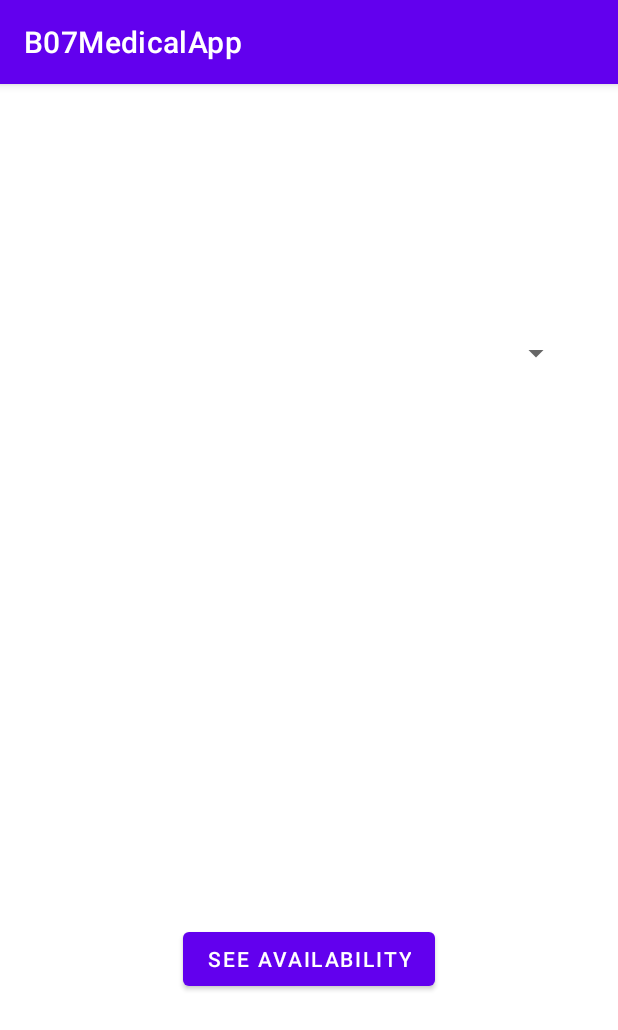
After one commit to RohanDey02/B07MedicalApp, an Android app: the ListSchedule screen opened directly, with no data from a screen before it, on a phone screen of 412 x 824 dp. The commit adds this screen. Shown: the top 1030 px of the screen. Run offline under Robolectric (Android 15) with nearby library versions, the phone set to English and light mode, and no system bars; our stand-ins replace Firebase (no records; nobody signed in at launch, a user with empty details on screens opened directly); Roboto replaces fonts that are not available here; 2 statements that could not run were skipped.

Commit message:
Added schedule and availability functionality.

```diff
--- /dev/null
+++ b/app/src/main/java/com/example/b07medicalapp/ListSchedule.java
@@ -0,0 +1,82 @@
+package com.example.b07medicalapp;
+
+import androidx.appcompat.app.AppCompatActivity;
+
+import android.content.Intent;
+import android.content.SharedPreferences;
+import android.os.Bundle;
+import android.util.Log;
+import android.view.View;
+import android.widget.ArrayAdapter;
+import android.widget.Spinner;
+
+import com.google.firebase.database.DataSnapshot;
+import com.google.firebase.database.DatabaseError;
+import com.google.firebase.database.DatabaseReference;
+import com.google.firebase.database.FirebaseDatabase;
+import com.google.firebase.database.ValueEventListener;
+
+import java.util.HashMap;
+import java.util.Map;
+
+public class ListSchedule extends AppCompatActivity {
+    private HashMap<String, String> appointments;
+
+    @Override
+    protected void onCreate(Bundle savedInstanceState) {
+        super.onCreate(savedInstanceState);
+        setContentView(R.layout.activity_list_schedule);
+
+
+        DatabaseReference ref = FirebaseDatabase.getInstance("https://b07projectdatabase-default-rtdb.firebaseio.com/").getReference("doctors");
+        SharedPreferences p = getSharedPreferences("current_user_info", 0);
+        String username = p.getString("username", "");
+        Log.i("test", username);
+        ValueEventListener listener = new ValueEventListener() {
+
+            @Override
+            public void onDataChange(DataSnapshot dataSnapshot) {
+                Log.i("test", "reading");
+                for (DataSnapshot snapshot : dataSnapshot.getChildren()) {
+                    Doctor doctor = snapshot.getValue(Doctor.class);
+                    Log.i("test", doctor.toString());
+                    if (doctor.getUsername().equals(username)) {
+                        appointments = (HashMap<String, String>) doctor.getAvailability();
+                        Log.i("test", "none" + appointments.toString());
+                        break;
+                    }
+                }
+                setList();
+            }
+
+            @Override
+            public void onCancelled(DatabaseError databaseError) {
+            }
+        };
+        ref.addValueEventListener(listener);
+    }
+
+    public void setList() {
+        HashMap<String, String> schedule = new HashMap<String, String>();
+        for (Map.Entry<String, String> entry : appointments.entrySet()) {
+            if (!(entry.getValue().equals(""))) {
+                schedule.put(entry.getKey(), entry.getValue());
+            }
+        }
+        String[] spinnerArray = new String[schedule.size()];
+        int i = 0;
+        for (Map.Entry<String, String> entry : schedule.entrySet()) {
+            spinnerArray[i] = entry.getKey() + ", " + entry.getValue();
+            i++;
+        }
+        Spinner sp = (Spinner) findViewById(R.id.spinner3);
+        ArrayAdapter<String> adapter = new ArrayAdapter<String>(ListSchedule.this, android.R.layout.simple_spinner_item, spinnerArray);
+        adapter.setDropDownViewResource(android.R.layout.simple_spinner_dropdown_item);
+        sp.setAdapter(adapter);
+    }
+
+    public void availability(View view) {
+        Intent intent = new Intent(this, ListAvailability.class);
+        startActivity(intent);
+    }
+}
--- a/app/src/main/java/com/example/b07medicalapp/SignUpActivity.java
+++ b/app/src/main/java/com/example/b07medicalapp/SignUpActivity.java
@@ -44,7 +44,10 @@ public class SignUpActivity extends AppCompatActivity {
                     etUserName.getText().toString(),
                     etPassword.getText().toString(),
                     etFirstName.getText().toString(),
-                    etLastName.getText().toString());
+                    etLastName.getText().toString(),
+                // V. Benny added this line to work on list appointment. Must change.
+                        "m"
+                );
 
                 if (account.firstName.isEmpty()){
                     etFirstName.setError("first name is empty");
--- /dev/null
+++ b/app/src/main/res/layout/activity_list_schedule.xml
@@ -0,0 +1,28 @@
+<?xml version="1.0" encoding="utf-8"?>
+<androidx.constraintlayout.widget.ConstraintLayout xmlns:android="http://schemas.android.com/apk/res/android"
+    xmlns:app="http://schemas.android.com/apk/res-auto"
+    xmlns:tools="http://schemas.android.com/tools"
+    android:layout_width="match_parent"
+    android:layout_height="match_parent"
+    tools:context=".ListAvailability">
+
+    <Spinner
+        android:id="@+id/spinner3"
+        android:layout_width="381dp"
+        android:layout_height="119dp"
+        android:layout_marginTop="120dp"
+        app:layout_constraintTop_toTopOf="parent"
+        tools:layout_editor_absoluteX="16dp" />
+
+    <Button
+        android:id="@+id/button17"
+        android:layout_width="wrap_content"
+        android:layout_height="wrap_content"
+        android:layout_marginTop="320dp"
+        android:onClick="availability"
+        android:text="see availability"
+        app:layout_constraintEnd_toEndOf="parent"
+        app:layout_constraintStart_toStartOf="parent"
+        app:layout_constraintTop_toBottomOf="@+id/spinner3" />
+
+</androidx.constraintlayout.widget.ConstraintLayout>
```
Also changed, not shown: app/src/main/AndroidManifest.xml (+7 -3 lines), app/src/main/java/com/example/b07medicalapp/ListAvailability.java (added, +80 -0 lines), app/src/main/java/com/example/b07medicalapp/MainActivity.java (+9 -1 lines), app/src/main/res/layout/activity_list_availability.xml (added, +28 -0 lines).
